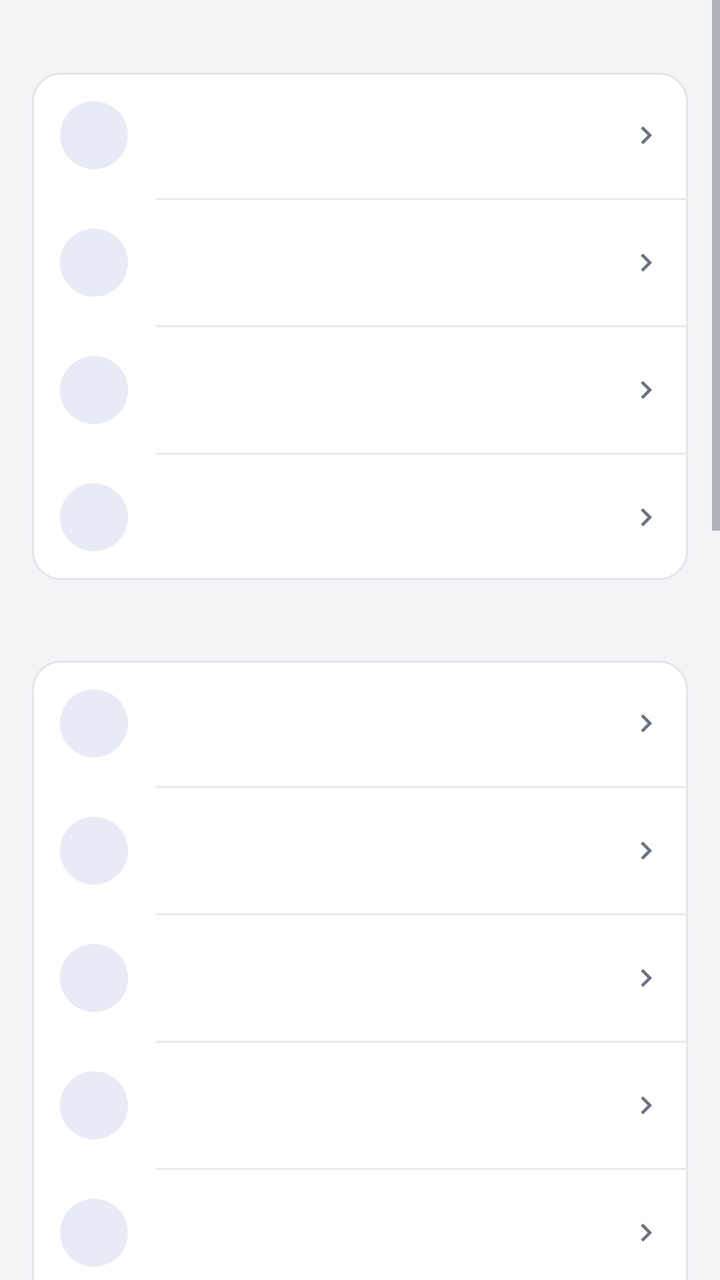
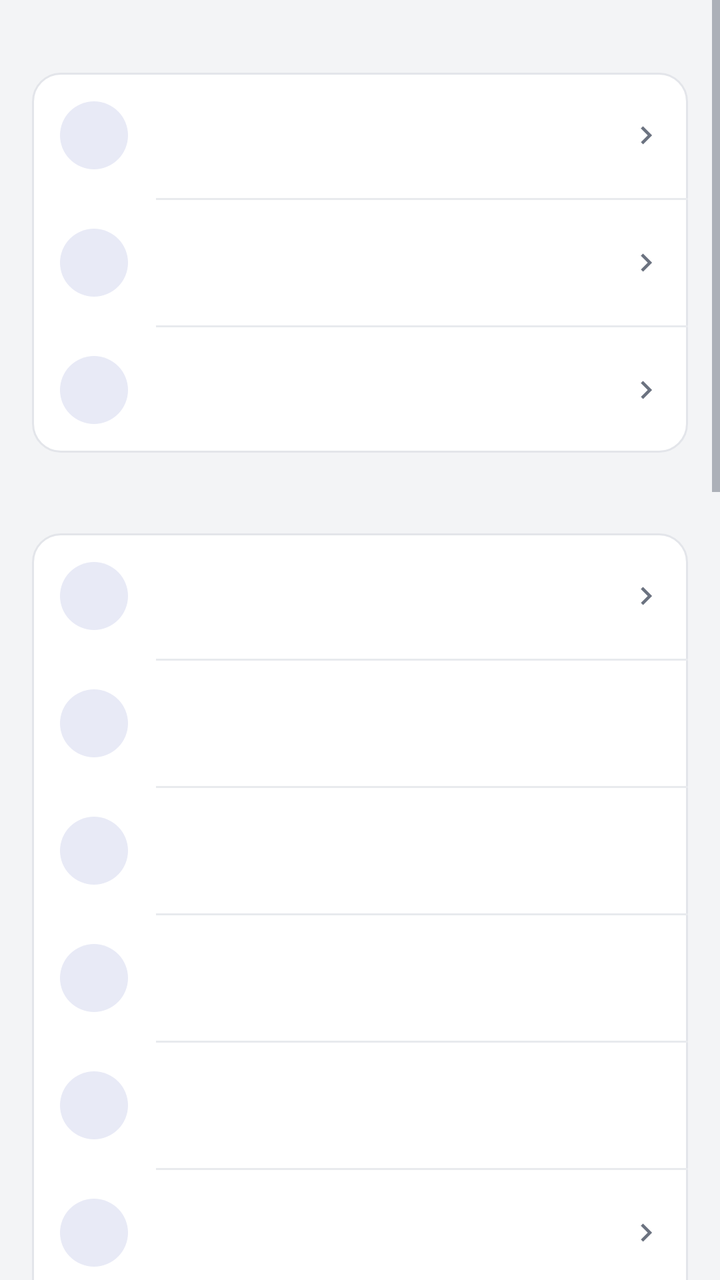

Before-and-after screenshots of an Android layout around one commit, followed by the original layout XML and the change that was made.
<!-- AndroidManifest.xml: activity theme AppTheme -->
<!-- res/layout/activity_settings.xml -->
<?xml version="1.0" encoding="utf-8"?>
<ScrollView xmlns:android="http://schemas.android.com/apk/res/android"
    android:id="@+id/root"
    android:layout_width="match_parent"
    android:layout_height="match_parent"
    android:background="@color/bg"
    android:fillViewport="true"
    android:scrollbars="vertical">

    <LinearLayout
        android:layout_width="match_parent"
        android:layout_height="wrap_content"
        android:orientation="vertical">

        <LinearLayout
            android:layout_width="match_parent"
            android:layout_height="wrap_content"
            android:orientation="vertical"
            android:paddingStart="@dimen/page_pad"
            android:paddingEnd="@dimen/page_pad"
            android:paddingTop="12dp"
            android:paddingBottom="14dp">

            
            <TextView
                android:id="@+id/settings_section_appearance"
                android:layout_width="match_parent"
                android:layout_height="wrap_content"
                android:paddingStart="4dp"
                android:paddingEnd="4dp"
                android:paddingTop="2dp"
                android:paddingBottom="6dp"
                android:textColor="@color/fg_muted"
                android:textSize="12sp" />

            <LinearLayout
                android:layout_width="match_parent"
                android:layout_height="wrap_content"
                android:background="@drawable/card_bg"
                android:orientation="vertical">

                <include
                    android:id="@+id/row_theme"
                    layout="@layout/row_action"
                    android:layout_width="match_parent"
                    android:layout_height="wrap_content" />

                <View
                    android:layout_width="match_parent"
                    android:layout_height="1dp"
                    android:layout_marginStart="62dp"
                    android:background="@color/divider" />

                <include
                    android:id="@+id/row_language"
                    layout="@layout/row_action"
                    android:layout_width="match_parent"
                    android:layout_height="wrap_content" />

                <View
                    android:layout_width="match_parent"
                    android:layout_height="1dp"
                    android:layout_marginStart="62dp"
                    android:background="@color/divider" />

                <include
                    android:id="@+id/row_lang_pack"
                    layout="@layout/row_action"
                    android:layout_width="match_parent"
                    android:layout_height="wrap_content" />

                
                <View
                    android:layout_width="match_parent"
                    android:layout_height="1dp"
                    android:layout_marginStart="62dp"
                    android:background="@color/divider" />

                <include
                    android:id="@+id/row_orientation"
                    layout="@layout/row_action"
                    android:layout_width="match_parent"
                    android:layout_height="wrap_content" />
            </LinearLayout>

            
            <TextView
                android:id="@+id/settings_section_startup"
                android:layout_width="match_parent"
                android:layout_height="wrap_content"
                android:paddingStart="4dp"
                android:paddingEnd="4dp"
                android:paddingTop="18dp"
                android:paddingBottom="6dp"
                android:textColor="@color/fg_muted"
                android:textSize="12sp" />

            <LinearLayout
                android:layout_width="match_parent"
                android:layout_height="wrap_content"
                android:background="@drawable/card_bg"
                android:orientation="vertical">

                <include
                    android:id="@+id/row_def_slot"
                    layout="@layout/row_action"
                    android:layout_width="match_parent"
                    android:layout_height="wrap_content" />

                <View
                    android:layout_width="match_parent"
                    android:layout_height="1dp"
                    android:layout_marginStart="62dp"
                    android:background="@color/divider" />

                
                <include
                    android:id="@+id/row_trash_keep"
                    layout="@layout/row_action"
                    android:layout_width="match_parent"
                    android:layout_height="wrap_content" />

                <View
                    android:layout_width="match_parent"
                    android:layout_height="1dp"
                    android:layout_marginStart="62dp"
                    android:background="@color/divider" />

                
                <include
                    android:id="@+id/row_tmp_cap"
                    layout="@layout/row_action"
                    android:layout_width="match_parent"
                    android:layout_height="wrap_content" />

                <View
                    android:layout_width="match_parent"
                    android:layout_height="1dp"
                    android:layout_marginStart="62dp"
                    android:background="@color/divider" />

                
                <include
                    android:id="@+id/row_cas_game"
                    layout="@layout/row_action"
                    android:layout_width="match_parent"
                    android:layout_height="wrap_content" />

                <View
                    android:layout_width="match_parent"
                    android:layout_height="1dp"
                    android:layout_marginStart="62dp"
                    android:background="@color/divider" />

                
                <include
                    android:id="@+id/row_storage"
                    layout="@layout/row_action"
                    android:layout_width="match_parent"
                    android:layout_height="wrap_content" />

                <View
                    android:layout_width="match_parent"
                    android:layout_height="1dp"
                    android:layout_marginStart="62dp"
                    android:background="@color/divider" />

                
                <include
                    android:id="@+id/row_auto_clean"
                    layout="@layout/row_action"
                    android:layout_width="match_parent"
                    android:layout_height="wrap_content" />
            </LinearLayout>

            
            <TextView
                android:id="@+id/settings_section_alerts"
                android:layout_width="match_parent"
                android:layout_height="wrap_content"
                android:paddingStart="4dp"
                android:paddingEnd="4dp"
                android:paddingTop="18dp"
                android:paddingBottom="6dp"
                android:textColor="@color/fg_muted"
                android:textSize="12sp" />

            <LinearLayout
                android:layout_width="match_parent"
                android:layout_height="wrap_content"
                android:background="@drawable/card_bg"
                android:orientation="vertical">

                
                <include
                    android:id="@+id/row_crash_alert"
                    layout="@layout/row_action"
                    android:layout_width="match_parent"
                    android:layout_height="wrap_content" />

                <View
                    android:layout_width="match_parent"
                    android:layout_height="1dp"
                    android:layout_marginStart="62dp"
                    android:background="@color/divider" />

                
                <include
                    android:id="@+id/row_logs"
                    layout="@layout/row_action"
                    android:layout_width="match_parent"
                    android:layout_height="wrap_content" />
            </LinearLayout>

            
            <TextView
                android:id="@+id/settings_section_security"
                android:layout_width="match_parent"
                android:layout_height="wrap_content"
                android:paddingStart="4dp"
                android:paddingEnd="4dp"
                android:paddingTop="18dp"
                android:paddingBottom="6dp"
                android:textColor="@color/fg_muted"
                android:textSize="12sp" />

            <LinearLayout
                android:layout_width="match_parent"
                android:layout_height="wrap_content"
                android:background="@drawable/card_bg"
                android:orientation="vertical">

                
                <include
                    android:id="@+id/row_sig_check"
                    layout="@layout/row_action"
                    android:layout_width="match_parent"
                    android:layout_height="wrap_content" />

                <View
                    android:layout_width="match_parent"
                    android:layout_height="1dp"
                    android:layout_marginStart="62dp"
                    android:background="@color/divider" />

                
                <include
                    android:id="@+id/row_sig_trust"
                    layout="@layout/row_action"
                    android:layout_width="match_parent"
                    android:layout_height="wrap_content" />
            </LinearLayout>

            
            <TextView
                android:id="@+id/settings_section_download"
                android:layout_width="match_parent"
                android:layout_height="wrap_content"
                android:paddingStart="4dp"
                android:paddingEnd="4dp"
                android:paddingTop="18dp"
                android:paddingBottom="6dp"
                android:textColor="@color/fg_muted"
                android:textSize="12sp" />

            <LinearLayout
                android:layout_width="match_parent"
                android:layout_height="wrap_content"
                android:background="@drawable/card_bg"
                android:orientation="vertical">

                
                <include
                    android:id="@+id/row_update_line"
                    layout="@layout/row_action"
                    android:layout_width="match_parent"
                    android:layout_height="wrap_content" />

                <View
                    android:layout_width="match_parent"
                    android:layout_height="1dp"
                    android:layout_marginStart="62dp"
                    android:background="@color/divider" />

                
                <include
                    android:id="@+id/row_download_limit"
                    layout="@layout/row_action"
                    android:layout_width="match_parent"
                    android:layout_height="wrap_content" />
            </LinearLayout>

            
            <TextView
                android:id="@+id/settings_section_version"
                android:layout_width="match_parent"
                android:layout_height="wrap_content"
                android:paddingStart="4dp"
                android:paddingEnd="4dp"
                android:paddingTop="18dp"
                android:paddingBottom="6dp"
                android:textColor="@color/fg_muted"
                android:textSize="12sp" />

            
            <LinearLayout
                android:layout_width="match_parent"
                android:layout_height="wrap_content"
                android:background="@drawable/card_bg"
                android:orientation="vertical">

                
                <include
                    android:id="@+id/row_update"
                    layout="@layout/row_action"
                    android:layout_width="match_parent"
                    android:layout_height="wrap_content" />

                <View
                    android:layout_width="match_parent"
                    android:layout_height="1dp"
                    android:layout_marginStart="62dp"
                    android:background="@color/divider" />

                
                <include
                    android:id="@+id/row_update_mode"
                    layout="@layout/row_action"
                    android:layout_width="match_parent"
                    android:layout_height="wrap_content" />

                <View
                    android:layout_width="match_parent"
                    android:layout_height="1dp"
                    android:layout_marginStart="62dp"
                    android:background="@color/divider" />

                
                <include
                    android:id="@+id/row_plugin_update"
                    layout="@layout/row_action"
                    android:layout_width="match_parent"
                    android:layout_height="wrap_content" />

                <View
                    android:layout_width="match_parent"
                    android:layout_height="1dp"
                    android:layout_marginStart="62dp"
                    android:background="@color/divider" />

                <include
                    android:id="@+id/row_about"
                    layout="@layout/row_action"
                    android:layout_width="match_parent"
                    android:layout_height="wrap_content" />
            </LinearLayout>

            
            <include layout="@layout/plugin_section" />
        </LinearLayout>

        
        <View
            android:layout_width="match_parent"
            android:layout_height="@dimen/page_bottom_space" />
    </LinearLayout>
</ScrollView>
<!-- res/layout/row_action.xml (included above) -->
<?xml version="1.0" encoding="utf-8"?>
<LinearLayout xmlns:android="http://schemas.android.com/apk/res/android"
    android:layout_width="match_parent"
    android:layout_height="wrap_content"
    android:orientation="horizontal"
    android:gravity="center_vertical"
    android:background="?android:attr/selectableItemBackground"
    android:clickable="true"
    android:focusable="false"
    android:paddingStart="14dp"
    android:paddingEnd="12dp"
    android:paddingTop="12dp"
    android:paddingBottom="12dp">

    <FrameLayout
        android:layout_width="@dimen/row_icon_box"
        android:layout_height="@dimen/row_icon_box"
        android:background="@drawable/icon_circle">

        <ImageView
            android:id="@+id/act_icon"
            android:layout_width="@dimen/row_icon"
            android:layout_height="@dimen/row_icon"
            android:layout_gravity="center"
            android:tint="@color/accent" />
    </FrameLayout>

    <LinearLayout
        android:layout_width="0dp"
        android:layout_height="wrap_content"
        android:layout_weight="1"
        android:layout_marginStart="14dp"
        android:orientation="vertical">

        <TextView
            android:id="@+id/act_title"
            android:layout_width="match_parent"
            android:layout_height="wrap_content"
            android:singleLine="true"
            android:ellipsize="end"
            android:textSize="15sp"
            android:textColor="@color/fg" />

        <TextView
            android:id="@+id/act_sub"
            android:layout_width="match_parent"
            android:layout_height="wrap_content"
            android:paddingTop="2dp"
            android:textSize="12sp"
            android:textColor="@color/fg_muted" />
    </LinearLayout>

    <ImageView
        android:layout_width="@dimen/row_chevron"
        android:layout_height="@dimen/row_chevron"
        android:layout_marginStart="8dp"
        android:src="@drawable/ic_chevron"
        android:tint="@color/fg_muted" />
</LinearLayout>
<!-- res/layout/plugin_section.xml (included above) -->
<?xml version="1.0" encoding="utf-8"?>
<LinearLayout xmlns:android="http://schemas.android.com/apk/res/android"
    android:id="@+id/plugin_section"
    android:layout_width="match_parent"
    android:layout_height="wrap_content"
    android:layout_marginTop="8dp"
    android:layout_marginBottom="8dp"
    android:background="@drawable/card_bg"
    android:orientation="vertical"
    android:paddingTop="6dp"
    android:paddingBottom="6dp"
    android:visibility="gone">

    <TextView
        android:id="@+id/plugin_section_title"
        android:layout_width="match_parent"
        android:layout_height="wrap_content"
        android:paddingStart="14dp"
        android:paddingEnd="14dp"
        android:paddingTop="6dp"
        android:paddingBottom="2dp"
        android:text="@string/plugin_section_title"
        android:textColor="@color/fg_muted"
        android:textSize="12sp" />

    
    <LinearLayout
        android:id="@+id/plugin_section_body"
        android:layout_width="match_parent"
        android:layout_height="wrap_content"
        android:orientation="vertical" />

    <LinearLayout
        android:id="@+id/plugin_section_rows"
        android:layout_width="match_parent"
        android:layout_height="wrap_content"
        android:orientation="vertical" />
</LinearLayout>
<!-- resources referenced by this layout -->
<resources>
  <color name="accent">#FF3F51B5</color>
  <color name="bg">#FFF3F4F6</color>
  <color name="divider">#FFE8EAEE</color>
  <color name="fg">#FF1A1C1E</color>
  <color name="fg_muted">#FF6B7280</color>
  <dimen name="page_bottom_space">24dp</dimen>
  <dimen name="page_pad">16dp</dimen>
  <dimen name="row_chevron">18dp</dimen>
  <dimen name="row_icon">22dp</dimen>
  <dimen name="row_icon_box">34dp</dimen>
  <!-- drawable card_bg (drawable) -->
  <?xml version="1.0" encoding="utf-8"?>
  <shape xmlns:android="http://schemas.android.com/apk/res/android"
      android:shape="rectangle">
      <solid android:color="@color/card" />
      <corners android:radius="14dp" />
      <stroke android:width="1dp" android:color="@color/card_stroke" />
  </shape>
  <!-- drawable ic_chevron (drawable) -->
  <?xml version="1.0" encoding="utf-8"?>
  <vector xmlns:android="http://schemas.android.com/apk/res/android"
      android:width="24dp"
      android:height="24dp"
      android:viewportWidth="24"
      android:viewportHeight="24">
      <path
          android:fillColor="@color/icon_tint"
          android:pathData="M10,6L8.59,7.41 13.17,12l-4.58,4.59L10,18l6,-6z" />
  </vector>
  <!-- drawable icon_circle (drawable) -->
  <?xml version="1.0" encoding="utf-8"?>
  <shape xmlns:android="http://schemas.android.com/apk/res/android"
      android:shape="oval">
      <solid android:color="@color/accent_soft" />
  </shape>
  <string name="plugin_section_title">Plug-ins</string>
  <color name="card">#FFFFFFFF</color>
  <color name="card_stroke">#FFE3E5EA</color>
  <color name="icon_tint">#FF5F6368</color>
  <color name="accent_soft">#FFE8EAF6</color>
  <color name="appbar">#FF3F51B5</color>
  <color name="statusbar">#FF303F9F</color>
  <style name="AppBarStyle" parent="android:Widget.Material.ActionBar.Solid">
          <item name="android:background">@color/appbar</item>
          
          <item name="android:elevation">0dp</item>
          
          <item name="android:contentInsetStart">16dp</item>
          <item name="android:titleTextStyle">@style/AppBarTitle</item>
      </style>
  <style name="AppOverflowMenu" parent="@android:style/Widget.Material.PopupMenu.Overflow">
          <item name="android:popupBackground">@drawable/popup_bg</item>
          
          <item name="android:overlapAnchor">false</item>
          <item name="android:dropDownVerticalOffset">4dp</item>
          
          <item name="android:popupElevation">8dp</item>
      </style>
  <style name="AppBarTitle" parent="android:TextAppearance.Material.Widget.ActionBar.Title">
          <item name="android:textColor">@color/on_appbar</item>
          <item name="android:textSize">20sp</item>
          <item name="android:fontFamily">sans-serif-medium</item>
      </style>
  <!-- drawable dlg_bg (drawable) -->
  <?xml version="1.0" encoding="utf-8"?>
  <inset xmlns:android="http://schemas.android.com/apk/res/android"
      android:inset="16dp">
      <shape android:shape="rectangle">
          <solid android:color="@color/card" />
          <corners android:radius="14dp" />
          <stroke android:width="1dp" android:color="@color/card_stroke" />
      </shape>
  </inset>
  <style name="AppDialogAnim">
          <item name="android:windowEnterAnimation">@anim/dialog_instant</item>
      </style>
  <!-- drawable popup_bg (drawable) -->
  <?xml version="1.0" encoding="utf-8"?>
  <shape xmlns:android="http://schemas.android.com/apk/res/android"
      android:shape="rectangle">
      <solid android:color="@color/popup" />
      <corners android:radius="14dp" />
      <stroke android:width="1dp" android:color="@color/popup_stroke" />
  </shape>
  <color name="on_appbar">#FFFFFFFF</color>
  <color name="popup">#FFFFFFFF</color>
  <color name="popup_stroke">#FFD8DCE4</color>
  <!-- unchanged entries left out for length: 2 -->
</resources>

<!-- the commit's change to res/layout/activity_settings.xml (unified diff, before → after) -->
@@ -57,18 +57,6 @@
                     android:layout_width="match_parent"
                     android:layout_height="wrap_content" />
 
-                <View
-                    android:layout_width="match_parent"
-                    android:layout_height="1dp"
-                    android:layout_marginStart="62dp"
-                    android:background="@color/divider" />
-
-                <include
-                    android:id="@+id/row_lang_pack"
-                    layout="@layout/row_action"
-                    android:layout_width="match_parent"
-                    android:layout_height="wrap_content" />
-
                 
                 <View
                     android:layout_width="match_parent"
@@ -115,8 +103,32 @@
 
                 
                 <include
-                    android:id="@+id/row_trash_keep"
-                    layout="@layout/row_action"
+                    android:id="@+id/row_trash_items"
+                    layout="@layout/row_input"
+                    android:layout_width="match_parent"
+                    android:layout_height="wrap_content" />
+
+                <View
+                    android:layout_width="match_parent"
+                    android:layout_height="1dp"
+                    android:layout_marginStart="62dp"
+                    android:background="@color/divider" />
+
+                <include
+                    android:id="@+id/row_trash_slots"
+                    layout="@layout/row_input"
+                    android:layout_width="match_parent"
+                    android:layout_height="wrap_content" />
+
+                <View
+                    android:layout_width="match_parent"
+                    android:layout_height="1dp"
+                    android:layout_marginStart="62dp"
+                    android:background="@color/divider" />
+
+                <include
+                    android:id="@+id/row_trash_days"
+                    layout="@layout/row_input"
                     android:layout_width="match_parent"
                     android:layout_height="wrap_content" />
 
@@ -129,20 +141,7 @@
                 
                 <include
                     android:id="@+id/row_tmp_cap"
-                    layout="@layout/row_action"
-                    android:layout_width="match_parent"
-                    android:layout_height="wrap_content" />
-
-                <View
-                    android:layout_width="match_parent"
-                    android:layout_height="1dp"
-                    android:layout_marginStart="62dp"
-                    android:background="@color/divider" />
-
-                
-                <include
-                    android:id="@+id/row_cas_game"
-                    layout="@layout/row_action"
+                    layout="@layout/row_input"
                     android:layout_width="match_parent"
                     android:layout_height="wrap_content" />
 
@@ -168,7 +167,7 @@
                 
                 <include
                     android:id="@+id/row_auto_clean"
-                    layout="@layout/row_action"
+                    layout="@layout/row_switch"
                     android:layout_width="match_parent"
                     android:layout_height="wrap_content" />
             </LinearLayout>
@@ -194,7 +193,7 @@
                 
                 <include
                     android:id="@+id/row_crash_alert"
-                    layout="@layout/row_action"
+                    layout="@layout/row_switch"
                     android:layout_width="match_parent"
                     android:layout_height="wrap_content" />
 
@@ -207,7 +206,7 @@
                 
                 <include
                     android:id="@+id/row_logs"
-                    layout="@layout/row_action"
+                    layout="@layout/row_input"
                     android:layout_width="match_parent"
                     android:layout_height="wrap_content" />
             </LinearLayout>
@@ -285,7 +284,44 @@
                 
                 <include
                     android:id="@+id/row_download_limit"
-                    layout="@layout/row_action"
+                    layout="@layout/row_input"
+                    android:layout_width="match_parent"
+                    android:layout_height="wrap_content" />
+            </LinearLayout>
+
+            
+            
+            <TextView
+                android:id="@+id/settings_section_experimental"
+                android:layout_width="match_parent"
+                android:layout_height="wrap_content"
+                android:paddingStart="4dp"
+                android:paddingEnd="4dp"
+                android:paddingTop="18dp"
+                android:textColor="@color/fg_muted"
+                android:textSize="12sp" />
+
+            <TextView
+                android:id="@+id/settings_section_experimental_hint"
+                android:layout_width="match_parent"
+                android:layout_height="wrap_content"
+                android:paddingStart="4dp"
+                android:paddingEnd="4dp"
+                android:paddingTop="2dp"
+                android:paddingBottom="6dp"
+                android:textColor="@color/fg_muted"
+                android:textSize="12sp" />
+
+            <LinearLayout
+                android:layout_width="match_parent"
+                android:layout_height="wrap_content"
+                android:background="@drawable/card_bg"
+                android:orientation="vertical">
+
+                
+                <include
+                    android:id="@+id/row_cas_game"
+                    layout="@layout/row_switch"
                     android:layout_width="match_parent"
                     android:layout_height="wrap_content" />
             </LinearLayout>
@@ -338,7 +374,7 @@
                 
                 <include
                     android:id="@+id/row_plugin_update"
-                    layout="@layout/row_action"
+                    layout="@layout/row_switch"
                     android:layout_width="match_parent"
                     android:layout_height="wrap_content" />
 
@@ -419,11 +455,151 @@
     </LinearLayout>
 
     <ImageView
+        android:id="@+id/act_chevron"
         android:layout_width="@dimen/row_chevron"
         android:layout_height="@dimen/row_chevron"
         android:layout_marginStart="8dp"
         android:src="@drawable/ic_chevron"
         android:tint="@color/fg_muted" />
+</LinearLayout>
+<!-- res/layout/row_input.xml (included above) -->
+<?xml version="1.0" encoding="utf-8"?>
+<LinearLayout xmlns:android="http://schemas.android.com/apk/res/android"
+    android:layout_width="match_parent"
+    android:layout_height="wrap_content"
+    android:orientation="horizontal"
+    android:gravity="center_vertical"
+    android:background="?android:attr/selectableItemBackground"
+    android:clickable="true"
+    android:focusable="false"
+    android:paddingStart="14dp"
+    android:paddingEnd="12dp"
+    android:paddingTop="12dp"
+    android:paddingBottom="12dp">
+
+    <FrameLayout
+        android:layout_width="@dimen/row_icon_box"
+        android:layout_height="@dimen/row_icon_box"
+        android:background="@drawable/icon_circle">
+
+        <ImageView
+            android:id="@+id/act_icon"
+            android:layout_width="@dimen/row_icon"
+            android:layout_height="@dimen/row_icon"
+            android:layout_gravity="center"
+            android:tint="@color/accent" />
+    </FrameLayout>
+
+    <LinearLayout
+        android:layout_width="0dp"
+        android:layout_height="wrap_content"
+        android:layout_weight="1"
+        android:layout_marginStart="14dp"
+        android:orientation="vertical">
+
+        <TextView
+            android:id="@+id/act_title"
+            android:layout_width="match_parent"
+            android:layout_height="wrap_content"
+            android:singleLine="true"
+            android:ellipsize="end"
+            android:textSize="15sp"
+            android:textColor="@color/fg" />
+
+        <TextView
+            android:id="@+id/act_sub"
+            android:layout_width="match_parent"
+            android:layout_height="wrap_content"
+            android:paddingTop="2dp"
+            android:textSize="12sp"
+            android:maxLines="2"
+            android:ellipsize="end"
+            android:textColor="@color/fg_muted" />
+    </LinearLayout>
+
+    <EditText
+        android:id="@+id/act_input"
+        android:layout_width="@dimen/row_input_width"
+        android:layout_height="wrap_content"
+        android:layout_marginStart="8dp"
+        android:background="@null"
+        android:gravity="end|center_vertical"
+        android:inputType="number"
+        android:maxLength="6"
+        android:singleLine="true"
+        android:imeOptions="actionDone"
+        android:textSize="15sp"
+        android:textColor="@color/fg"
+        android:textColorHint="@color/fg_muted"
+        android:paddingStart="0dp"
+        android:paddingEnd="0dp"
+        android:paddingTop="0dp"
+        android:paddingBottom="2dp"
+        android:saveEnabled="false" />
+</LinearLayout>
+<!-- res/layout/row_switch.xml (included above) -->
+<?xml version="1.0" encoding="utf-8"?>
+<LinearLayout xmlns:android="http://schemas.android.com/apk/res/android"
+    android:layout_width="match_parent"
+    android:layout_height="wrap_content"
+    android:orientation="horizontal"
+    android:gravity="center_vertical"
+    android:background="?android:attr/selectableItemBackground"
+    android:clickable="true"
+    android:focusable="false"
+    android:paddingStart="14dp"
+    android:paddingEnd="12dp"
+    android:paddingTop="12dp"
+    android:paddingBottom="12dp">
+
+    <FrameLayout
+        android:layout_width="@dimen/row_icon_box"
+        android:layout_height="@dimen/row_icon_box"
+        android:background="@drawable/icon_circle">
+
+        <ImageView
+            android:id="@+id/act_icon"
+            android:layout_width="@dimen/row_icon"
+            android:layout_height="@dimen/row_icon"
+            android:layout_gravity="center"
+            android:tint="@color/accent" />
+    </FrameLayout>
+
+    <LinearLayout
+        android:layout_width="0dp"
+        android:layout_height="wrap_content"
+        android:layout_weight="1"
+        android:layout_marginStart="14dp"
+        android:orientation="vertical">
+
+        <TextView
+            android:id="@+id/act_title"
+            android:layout_width="match_parent"
+            android:layout_height="wrap_content"
+            android:singleLine="true"
+            android:ellipsize="end"
+            android:textSize="15sp"
+            android:textColor="@color/fg" />
+
+        <TextView
+            android:id="@+id/act_sub"
+            android:layout_width="match_parent"
+            android:layout_height="wrap_content"
+            android:paddingTop="2dp"
+            android:textSize="12sp"
+            android:maxLines="2"
+            android:ellipsize="end"
+            android:textColor="@color/fg_muted" />
+    </LinearLayout>
+
+    <Switch
+        android:id="@+id/act_switch"
+        android:layout_width="wrap_content"
+        android:layout_height="wrap_content"
+        android:layout_marginStart="8dp"
+        android:clickable="false"
+        android:focusable="false"
+        android:saveEnabled="false" />
 </LinearLayout>
 <!-- res/layout/plugin_section.xml (included above) -->
 <?xml version="1.0" encoding="utf-8"?>
<!-- resource entries referenced after the edit -->
@@ -10,6 +10,7 @@
   <dimen name="row_chevron">18dp</dimen>
   <dimen name="row_icon">22dp</dimen>
   <dimen name="row_icon_box">34dp</dimen>
+  <dimen name="row_input_width">88dp</dimen>
   <!-- drawable card_bg (drawable) -->
   <?xml version="1.0" encoding="utf-8"?>
   <shape xmlns:android="http://schemas.android.com/apk/res/android"
